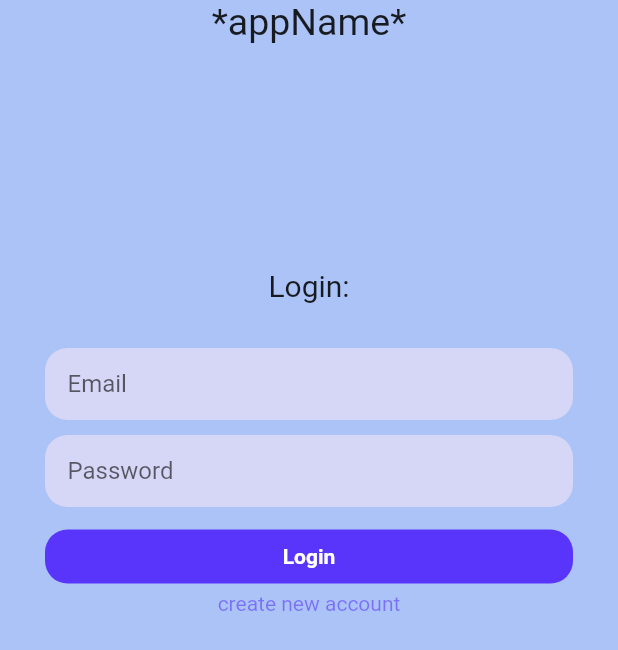
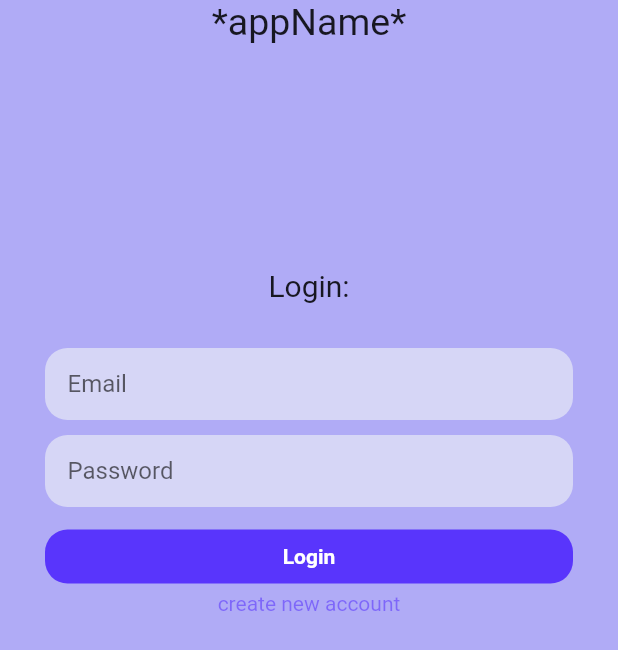
Before and after one commit to ariaSeddigh/ap_project, a Flutter app: the screen it shows after launch, on a phone screen of 412 x 824 dp. Shown: the top 650 px of the screen. Run offline on Flutter 3.47's test engine with Material 2 defaults, Android fonts, the light colour scheme and no system bars.

Commit message:
login page backup

```diff
--- a/lib/login_page.dart
+++ b/lib/login_page.dart
@@ -1,5 +1,3 @@
-import 'package:flutter/material.dart';
-
 import 'package:flutter/material.dart';
 
 class LoginPage extends StatefulWidget {
@@ -13,7 +11,6 @@ class _LoginPageState extends State<LoginPage> {
   @override
   Widget build(BuildContext context) {
     return Scaffold(
-      backgroundColor: Color.fromARGB(255, 171, 195, 246),
       body: SafeArea(
         child: Center(
           child: Column(
@@ -79,8 +76,9 @@ class _LoginPageState extends State<LoginPage> {
                 child: Container(
                   padding: EdgeInsets.all(10),
                   decoration: BoxDecoration(
-                      borderRadius: BorderRadius.circular(15),
-                      color: Color.fromARGB(255, 89, 53, 252)),
+                    borderRadius: BorderRadius.circular(15),
+                    color: Theme.of(context).accentColor,
+                  ),
                   child: Center(
                     child: Text(
                       'Login',
--- a/lib/main.dart
+++ b/lib/main.dart
@@ -12,6 +12,11 @@ class MyApp extends StatelessWidget {
   @override
   Widget build(BuildContext context) {
     return MaterialApp(
+      theme: ThemeData(
+        primaryColor: Colors.pink,
+        accentColor: Color.fromARGB(255, 89, 53, 252),
+        canvasColor: Color.fromARGB(255, 176, 171, 246),
+      ),
       home: LoginPage(),
     ); //MaterialApp
   }
```
Also changed, not shown: 2 other files.
